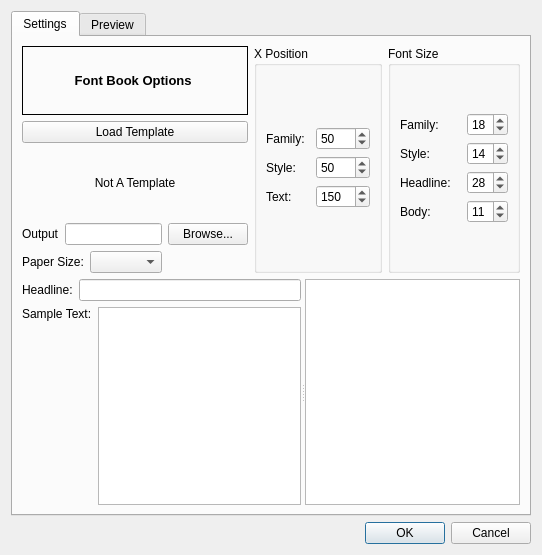
Before: the Qt Designer form src/bookexport.ui in fontmatrix/fontmatrix, drawn with Qt 5.
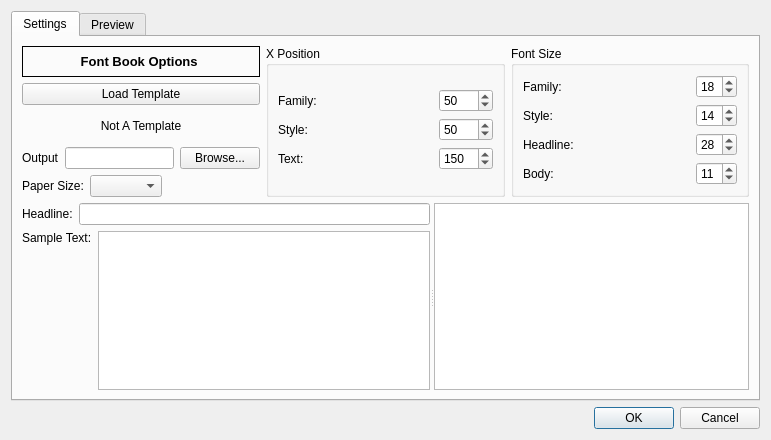
After: the same form once the commit is applied.

```diff
--- a/src/bookexport.ui
+++ b/src/bookexport.ui
@@ -5,8 +5,8 @@
    <rect>
     <x>0</x>
     <y>0</y>
-    <width>542</width>
-    <height>555</height>
+    <width>771</width>
+    <height>440</height>
    </rect>
   </property>
   <property name="windowTitle" >
```
